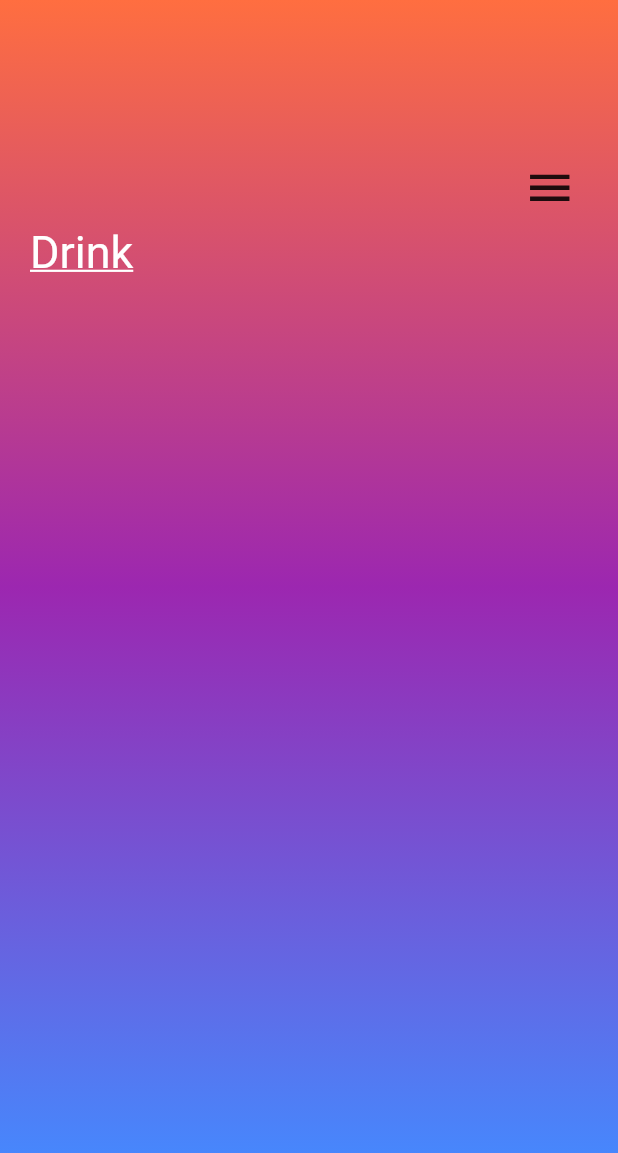
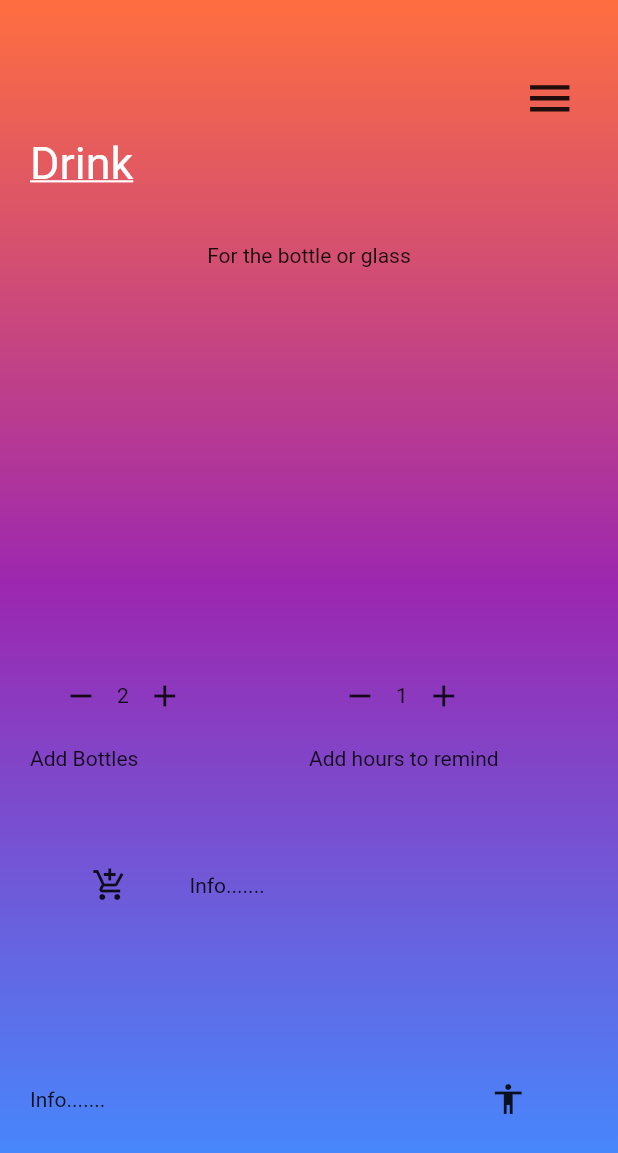
Before and after one commit to Alson33/App_With_Flutter, a Flutter app: the screen it shows after launch, on a phone screen of 412 x 824 dp. Shown: the top 1153 px of the screen. Run offline on Flutter 3.47's test engine with Material 2 defaults, Android fonts, the phone set to English and light mode, and no system bars.

Commit message:
small changes

```diff
--- a/HealthyApp/lib/main.dart
+++ b/HealthyApp/lib/main.dart
@@ -51,6 +51,7 @@ class _HomePageState extends State<HomePage> with TickerProviderStateMixin {
       body: Container(
         padding: EdgeInsets.all(20.0),
         decoration: BoxDecoration(
+          // FIXME: USe of good color (not too important right now)
           gradient: LinearGradient(
             begin: Alignment(0.0, -1.0),
             end: Alignment(0.0, 0.9),
@@ -65,8 +66,10 @@ class _HomePageState extends State<HomePage> with TickerProviderStateMixin {
         child: Column(
           crossAxisAlignment: CrossAxisAlignment.stretch,
           children: <Widget>[
-            Expanded(
-              flex: 2,
+            Padding(
+              padding: EdgeInsets.only(top: 20.0),
+              child: Expanded(
+                flex: 1,
                 child: Align(
                   alignment: Alignment.bottomRight,
                   child: IconButton(
@@ -76,6 +79,8 @@ class _HomePageState extends State<HomePage> with TickerProviderStateMixin {
                       progress: controller,
                     ),
                     onPressed: () => _onpressed(),
+                    // TODO: Adding the navigation to another page.
+                  ),
                 ),
               ),
             ),
@@ -90,17 +95,50 @@ class _HomePageState extends State<HomePage> with TickerProviderStateMixin {
                 ),
               ),
             ),
+            MainHomePagePart(),
+            Expanded(
+              flex: 2,
+              child: Container(
+                child: Row(
+                  children: <Widget>[
+                    Expanded(
+                      flex: 2,
+                      child: Container(
+                        // FIXME: Use the correct icon
+                        child: Icon(Icons.add_shopping_cart),
+                      ),
+                    ),
                     Expanded(
                       flex: 5,
-              child: Container(),
+                      child: Container(
+                        child: Text('Info.......'),
+                      ),
+                    ),
+                  ],
+                ),
+              ),
             ),
             Expanded(
               flex: 2,
-              child: Container(),
+              child: Container(
+                child: Row(
+                  children: <Widget>[
+                    Expanded(
+                      flex: 5,
+                      child: Container(
+                        child: Text('Info.......'),
+                      ),
                     ),
                     Expanded(
                       flex: 2,
-              child: Container(),
+                      child: Container(
+                        // FIXME: Use the correct icon
+                        child: Icon(Icons.accessibility),
+                      ),
+                    ),
+                  ],
+                ),
+              ),
             ),
           ],
         ),
@@ -108,3 +146,89 @@ class _HomePageState extends State<HomePage> with TickerProviderStateMixin {
     );
   }
 }
+
+class MainHomePagePart extends StatefulWidget {
+  const MainHomePagePart({
+    Key key,
+  }) : super(key: key);
+
+  @override
+  _MainHomePagePartState createState() => _MainHomePagePartState();
+}
+
+class _MainHomePagePartState extends State<MainHomePagePart> {
+  @override
+  Widget build(BuildContext context) {
+    return Expanded(
+      flex: 5,
+      child: Container(
+        child: Column(
+          children: <Widget>[
+            Expanded(
+              flex: 3,
+              child: Container(
+                // TODO: Adding bottle or glass icon rather than text.
+                child: Text('For the bottle or glass'),
+              ),
+            ),
+            Expanded(
+              flex: 1,
+              child: Table(
+                children: <TableRow>[
+                  TableRow(
+                    children: <Widget>[
+                      Padding(
+                        padding: const EdgeInsets.all(10.0),
+                        child: Row(
+                          children: <Widget>[
+                            // TODO: Make the icons work.
+                            IconButton(
+                              icon: Icon(Icons.remove),
+                              onPressed: () {},
+                            ),
+                            Text('2'),
+                            IconButton(
+                              icon: Icon(Icons.add),
+                              onPressed: () {},
+                            ),
+                          ],
+                        ),
+                      ),
+                      Padding(
+                        padding: const EdgeInsets.all(10.0),
+                        child: Row(
+                          children: <Widget>[
+                            // TODO: Make the icons work.
+                            IconButton(
+                              icon: Icon(Icons.remove),
+                              onPressed: () {},
+                            ),
+                            Text('1'),
+                            IconButton(
+                              icon: Icon(Icons.add),
+                              onPressed: () {},
+                            ),
+                          ],
+                        ),
+                      ),
+                    ],
+                  ),
+                  TableRow(
+                    children: <Widget>[
+                      Container(
+                        child: Text('Add Bottles'),
+                      ),
+                      Container(
+                        child: Text('Add hours to remind'),
+                      ),
+                    ],
+                  ),
+                ],
+              ),
+            ),
+          ],
+        ),
+      ),
+    );
+  }
+}
```
Lines whose indentation alone changed are shown as unchanged.
